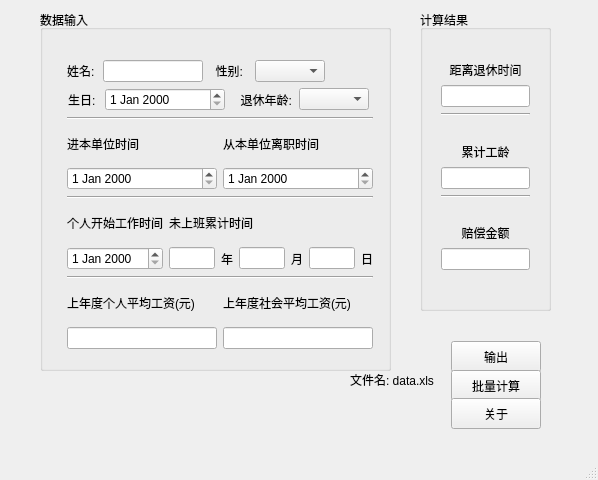
Old version of the form compensation_money/mainwindow.ui in the repository chenomg/compensation.
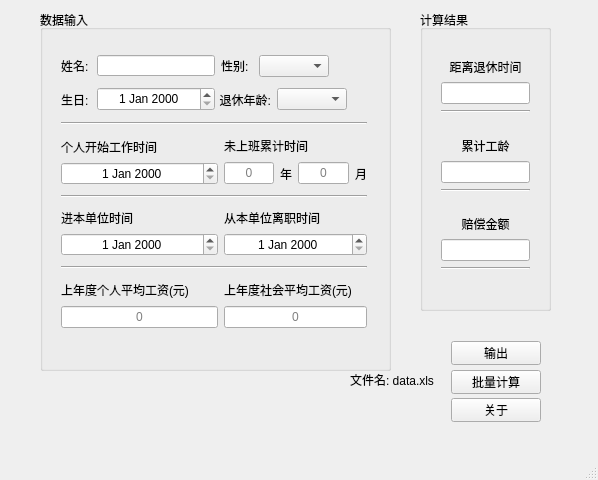
New version of the form.

Patch:
```diff
--- a/compensation_money/mainwindow.ui
+++ b/compensation_money/mainwindow.ui
@@ -47,8 +47,8 @@
     <widget class="QWidget" name="verticalLayoutWidget">
      <property name="geometry">
       <rect>
-       <x>16</x>
-       <y>39</y>
+       <x>10</x>
+       <y>30</y>
        <width>328</width>
        <height>311</height>
       </rect>
@@ -58,12 +58,21 @@
        <layout class="QGridLayout" name="gridLayout">
         <item row="0" column="1">
          <widget class="QLineEdit" name="name_lineEdit">
+          <property name="minimumSize">
+           <size>
+            <width>118</width>
+            <height>21</height>
+           </size>
+          </property>
           <property name="maximumSize">
            <size>
-            <width>100</width>
-            <height>16777215</height>
+            <width>118</width>
+            <height>21</height>
            </size>
           </property>
+          <property name="alignment">
+           <set>Qt::AlignCenter</set>
+          </property>
          </widget>
         </item>
         <item row="0" column="0">
@@ -71,13 +80,13 @@
           <property name="minimumSize">
            <size>
             <width>30</width>
-            <height>0</height>
+            <height>21</height>
            </size>
           </property>
           <property name="maximumSize">
            <size>
             <width>30</width>
-            <height>16777215</height>
+            <height>21</height>
            </size>
           </property>
           <property name="text">
@@ -117,7 +126,7 @@
            </size>
           </property>
           <property name="text">
-           <string>  性别:</string>
+           <string>性别:</string>
           </property>
          </widget>
         </item>
@@ -125,51 +134,6 @@
       </item>
       <item>
        <layout class="QGridLayout" name="gridLayout_3">
-        <item row="0" column="0">
-         <widget class="QLabel" name="birth_label">
-          <property name="minimumSize">
-           <size>
-            <width>30</width>
-            <height>0</height>
-           </size>
-          </property>
-          <property name="maximumSize">
-           <size>
-            <width>30</width>
-            <height>16777215</height>
-           </size>
-          </property>
-          <property name="text">
-           <string>生日:</string>
-          </property>
-         </widget>
-        </item>
-        <item row="0" column="3">
-         <widget class="QComboBox" name="retire_age_comboBox">
-          <property name="maximumSize">
-           <size>
-            <width>70</width>
-            <height>16777215</height>
-           </size>
-          </property>
-         </widget>
-        </item>
-        <item row="0" column="1">
-         <widget class="QDateEdit" name="birthday_dateEdit">
-          <property name="minimumSize">
-           <size>
-            <width>120</width>
-            <height>0</height>
-           </size>
-          </property>
-          <property name="maximumSize">
-           <size>
-            <width>100</width>
-            <height>16777215</height>
-           </size>
-          </property>
-         </widget>
-        </item>
         <item row="0" column="2">
          <widget class="QLabel" name="retire_label">
           <property name="maximumSize">
@@ -186,6 +150,70 @@
           </property>
          </widget>
         </item>
+        <item row="0" column="1">
+         <widget class="QDateEdit" name="birthday_dateEdit">
+          <property name="minimumSize">
+           <size>
+            <width>118</width>
+            <height>24</height>
+           </size>
+          </property>
+          <property name="maximumSize">
+           <size>
+            <width>118</width>
+            <height>24</height>
+           </size>
+          </property>
+          <property name="alignment">
+           <set>Qt::AlignCenter</set>
+          </property>
+         </widget>
+        </item>
+        <item row="0" column="3">
+         <widget class="QComboBox" name="retire_age_comboBox">
+          <property name="maximumSize">
+           <size>
+            <width>70</width>
+            <height>16777215</height>
+           </size>
+          </property>
+         </widget>
+        </item>
+        <item row="0" column="0">
+         <widget class="QLabel" name="birth_label">
+          <property name="minimumSize">
+           <size>
+            <width>30</width>
+            <height>21</height>
+           </size>
+          </property>
+          <property name="maximumSize">
+           <size>
+            <width>30</width>
+            <height>21</height>
+           </size>
+          </property>
+          <property name="text">
+           <string>生日:</string>
+          </property>
+         </widget>
+        </item>
+        <item row="0" column="4">
+         <spacer name="verticalSpacer">
+          <property name="orientation">
+           <enum>Qt::Vertical</enum>
+          </property>
+          <property name="sizeType">
+           <enum>QSizePolicy::Fixed</enum>
+          </property>
+          <property name="sizeHint" stdset="0">
+           <size>
+            <width>20</width>
+            <height>25</height>
+           </size>
+          </property>
+         </spacer>
+        </item>
        </layout>
       </item>
       <item>
@@ -195,43 +223,22 @@
         </property>
        </widget>
       </item>
-      <item>
-       <layout class="QGridLayout" name="gridLayout_2">
-        <item row="0" column="1">
-         <widget class="QLabel" name="company_out_time_label">
-          <property name="text">
-           <string>从本单位离职时间</string>
-          </property>
-         </widget>
-        </item>
-        <item row="1" column="0">
-         <widget class="QDateEdit" name="company_in_dateEdit"/>
-        </item>
-        <item row="1" column="1">
-         <widget class="QDateEdit" name="company_out_dateEdit"/>
-        </item>
-        <item row="0" column="0">
-         <widget class="QLabel" name="company_in_time_label">
-          <property name="text">
-           <string>进本单位时间</string>
-          </property>
-         </widget>
-        </item>
-       </layout>
-      </item>
-      <item>
-       <widget class="Line" name="line_4">
-        <property name="orientation">
-         <enum>Qt::Horizontal</enum>
-        </property>
-       </widget>
-      </item>
       <item>
        <layout class="QGridLayout" name="gridLayout_4">
         <item row="1" column="1">
          <layout class="QHBoxLayout" name="horizontalLayout">
           <item>
-           <widget class="QLineEdit" name="working_suspend_year_lineEdit"/>
+           <widget class="QLineEdit" name="working_suspended_year_lineEdit">
+            <property name="inputMethodHints">
+             <set>Qt::ImhNone</set>
+            </property>
+            <property name="alignment">
+             <set>Qt::AlignCenter</set>
+            </property>
+            <property name="placeholderText">
+             <string>0</string>
+            </property>
+           </widget>
           </item>
           <item>
            <widget class="QLabel" name="year_label">
@@ -241,7 +248,14 @@
            </widget>
           </item>
           <item>
-           <widget class="QLineEdit" name="working_suspend_month_lineEdit"/>
+           <widget class="QLineEdit" name="working_suspended_month_lineEdit">
+            <property name="alignment">
+             <set>Qt::AlignCenter</set>
+            </property>
+            <property name="placeholderText">
+             <string>0</string>
+            </property>
+           </widget>
           </item>
           <item>
            <widget class="QLabel" name="month_label">
@@ -250,20 +264,22 @@
             </property>
            </widget>
           </item>
-          <item>
-           <widget class="QLineEdit" name="working_suspend_day_lineEdit"/>
-          </item>
-          <item>
-           <widget class="QLabel" name="day_label">
-            <property name="text">
-             <string>日</string>
-            </property>
-           </widget>
-          </item>
          </layout>
         </item>
         <item row="0" column="0">
          <widget class="QLabel" name="working_start_label">
+          <property name="minimumSize">
+           <size>
+            <width>157</width>
+            <height>21</height>
+           </size>
+          </property>
+          <property name="maximumSize">
+           <size>
+            <width>157</width>
+            <height>19</height>
+           </size>
+          </property>
           <property name="text">
            <string>个人开始工作时间</string>
           </property>
@@ -277,7 +293,62 @@
          </widget>
         </item>
         <item row="1" column="0">
-         <widget class="QDateEdit" name="dateEdit_4"/>
+         <widget class="QDateEdit" name="working_start_dateEdit">
+          <property name="alignment">
+           <set>Qt::AlignCenter</set>
+          </property>
+         </widget>
+        </item>
+       </layout>
+      </item>
+      <item>
+       <widget class="Line" name="line_4">
+        <property name="orientation">
+         <enum>Qt::Horizontal</enum>
+        </property>
+       </widget>
+      </item>
+      <item>
+       <layout class="QGridLayout" name="gridLayout_2">
+        <item row="0" column="1">
+         <widget class="QLabel" name="company_out_time_label">
+          <property name="text">
+           <string>从本单位离职时间</string>
+          </property>
+         </widget>
+        </item>
+        <item row="1" column="0">
+         <widget class="QDateEdit" name="company_in_dateEdit">
+          <property name="alignment">
+           <set>Qt::AlignCenter</set>
+          </property>
+         </widget>
+        </item>
+        <item row="1" column="1">
+         <widget class="QDateEdit" name="company_out_dateEdit">
+          <property name="alignment">
+           <set>Qt::AlignCenter</set>
+          </property>
+         </widget>
+        </item>
+        <item row="0" column="0">
+         <widget class="QLabel" name="company_in_time_label">
+          <property name="minimumSize">
+           <size>
+            <width>157</width>
+            <height>19</height>
+           </size>
+          </property>
+          <property name="maximumSize">
+           <size>
+            <width>157</width>
+            <height>19</height>
+           </size>
+          </property>
+          <property name="text">
+           <string>进本单位时间</string>
+          </property>
+         </widget>
         </item>
        </layout>
       </item>
@@ -292,6 +363,18 @@
        <layout class="QGridLayout" name="gridLayout_5">
         <item row="0" column="0">
          <widget class="QLabel" name="personal_average_label">
+          <property name="minimumSize">
+           <size>
+            <width>157</width>
+            <height>21</height>
+           </size>
+          </property>
+          <property name="maximumSize">
+           <size>
+            <width>157</width>
+            <height>21</height>
+           </size>
+          </property>
           <property name="text">
            <string>上年度个人平均工资(元)</string>
           </property>
@@ -305,10 +388,24 @@
          </widget>
         </item>
         <item row="1" column="1">
-         <widget class="QLineEdit" name="society_average_lineEdit"/>
+         <widget class="QLineEdit" name="society_average_lineEdit">
+          <property name="alignment">
+           <set>Qt::AlignCenter</set>
+          </property>
+          <property name="placeholderText">
+           <string>0</string>
+          </property>
+         </widget>
         </item>
         <item row="1" column="0">
-         <widget class="QLineEdit" name="personal_average_lineEdit"/>
+         <widget class="QLineEdit" name="personal_average_lineEdit">
+          <property name="alignment">
+           <set>Qt::AlignCenter</set>
+          </property>
+          <property name="placeholderText">
+           <string>0</string>
+          </property>
+         </widget>
         </item>
        </layout>
       </item>
@@ -345,13 +442,13 @@
         <property name="minimumSize">
          <size>
           <width>90</width>
-          <height>31</height>
+          <height>24</height>
          </size>
         </property>
         <property name="maximumSize">
          <size>
           <width>90</width>
-          <height>31</height>
+          <height>24</height>
          </size>
         </property>
         <property name="text">
@@ -364,13 +461,13 @@
         <property name="minimumSize">
          <size>
           <width>90</width>
-          <height>31</height>
+          <height>24</height>
          </size>
         </property>
         <property name="maximumSize">
          <size>
           <width>90</width>
-          <height>31</height>
+          <height>24</height>
          </size>
         </property>
         <property name="text">
@@ -383,13 +480,13 @@
         <property name="minimumSize">
          <size>
           <width>90</width>
-          <height>31</height>
+          <height>24</height>
          </size>
         </property>
         <property name="maximumSize">
          <size>
           <width>90</width>
-          <height>31</height>
+          <height>24</height>
          </size>
         </property>
         <property name="text">
@@ -437,6 +534,9 @@
         <property name="enabled">
          <bool>true</bool>
         </property>
+        <property name="alignment">
+         <set>Qt::AlignCenter</set>
+        </property>
         <property name="readOnly">
          <bool>true</bool>
         </property>
@@ -461,6 +561,9 @@
       </item>
       <item>
        <widget class="QLineEdit" name="working_years_lineEdit">
+        <property name="alignment">
+         <set>Qt::AlignCenter</set>
+        </property>
         <property name="readOnly">
          <bool>true</bool>
         </property>
@@ -484,12 +587,22 @@
        </widget>
       </item>
       <item>
-       <widget class="QLineEdit" name="working_years_lineEdit_2">
+       <widget class="QLineEdit" name="compensation_money_lineEdit">
+        <property name="alignment">
+         <set>Qt::AlignCenter</set>
+        </property>
         <property name="readOnly">
          <bool>true</bool>
         </property>
        </widget>
       </item>
+      <item>
+       <widget class="Line" name="line_8">
+        <property name="orientation">
+         <enum>Qt::Horizontal</enum>
+        </property>
+       </widget>
+      </item>
      </layout>
     </widget>
    </widget>
```
Left out of the diff: 4 changed lines with no effect on the pictures.
